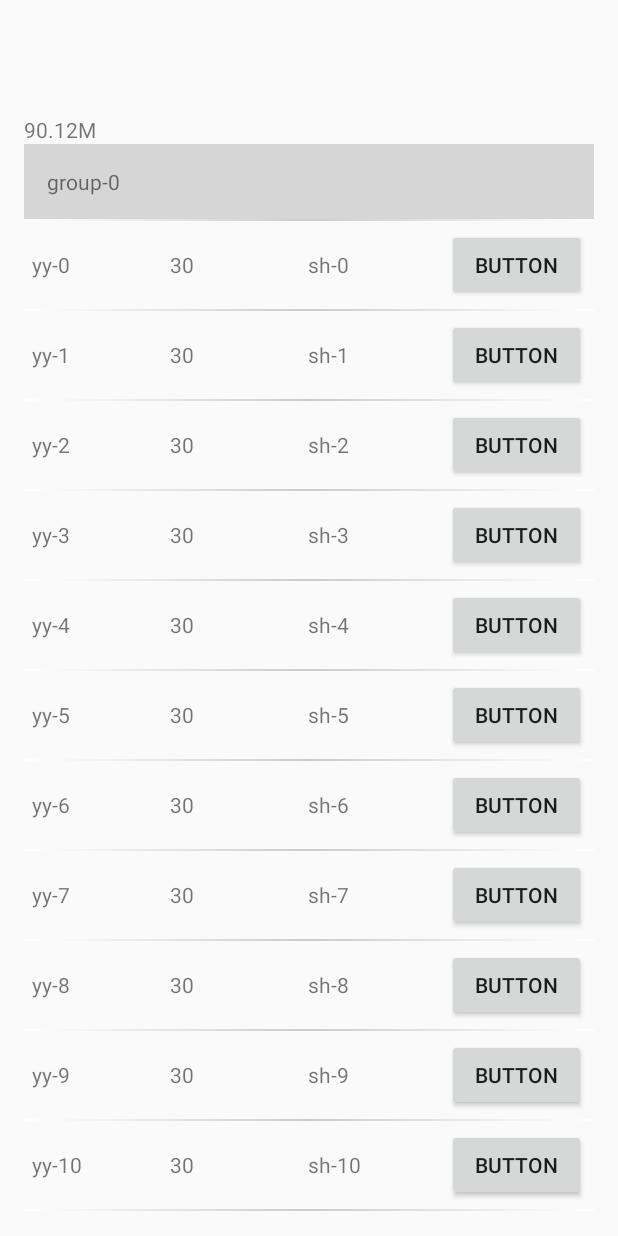
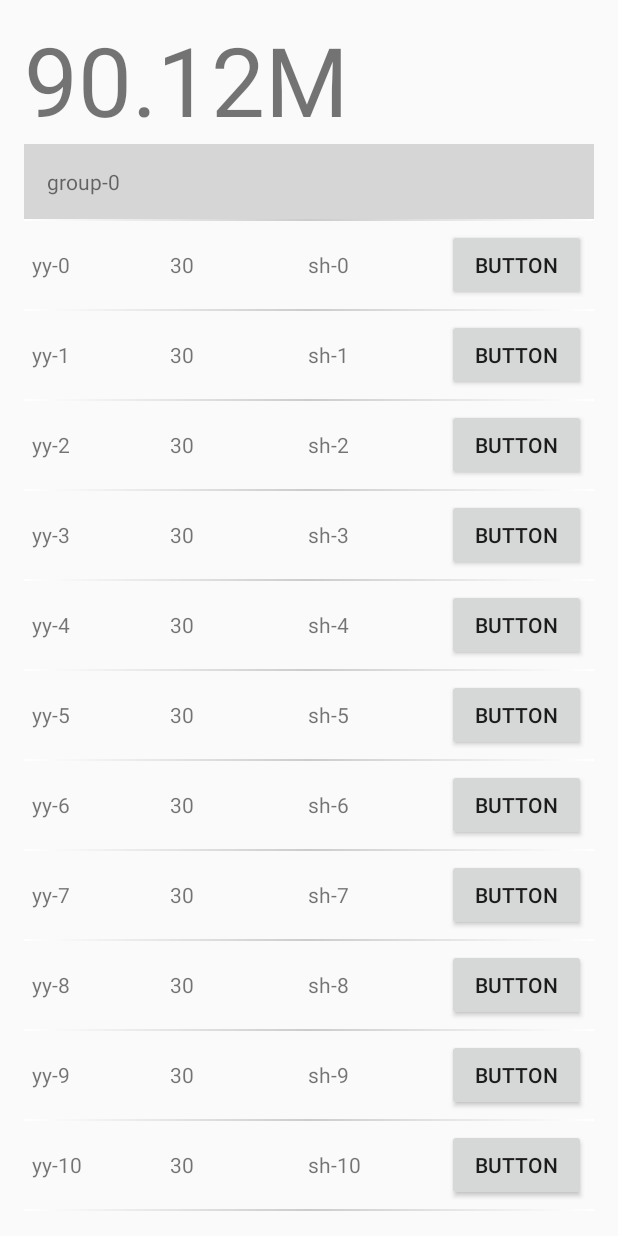
Before and after one commit to chrosyou/androidtest, an Android app: the screen it shows after launch (MainActivity), on a phone screen of 412 x 824 dp. Run offline under Robolectric (Android 15) with nearby library versions, the phone set to English and light mode, and no system bars.

Commit message:
修改了头部字体动画

```diff
--- a/check/MyApplication/app/src/main/java/com/macalyou/murisly/headerlistview/StickyLayout.java
+++ b/check/MyApplication/app/src/main/java/com/macalyou/murisly/headerlistview/StickyLayout.java
@@ -81,7 +81,7 @@ public class StickyLayout extends LinearLayout {
     //字体动画总时间
     private int mAnimationInterval = 200;
     //字体动画绘制间隔
-    private int mDrawInterval = 15;
+    private int mDrawInterval = 12;
 
     private boolean mIsSticky = true;
     private boolean mInitDataSucceed = false;
@@ -197,8 +197,8 @@ public class StickyLayout extends LinearLayout {
             if (DEBUG) {
                 Log.d(TAG, "mHeaderHeight=" + mHeaderHeight + "  deltaY=" + deltaY + "  mlastY=" + mLastY);
             }
-            mHeaderHeight += deltaY;
-            setHeaderHeight(mHeaderHeight);
+            //mHeaderHeight += deltaY;
+            //setHeaderHeight(mHeaderHeight);
             break;
         }
         case MotionEvent.ACTION_UP: {
@@ -300,6 +300,7 @@ public class StickyLayout extends LinearLayout {
             mHeader.getLayoutParams().height = height;
             TextView tvTitle = (TextView)mHeader.findViewById(R.id.tvTitle);
             tvTitle.setTextSize((int)(height * 0.4));
+            Log.d(TAG, "setTextSizeheight=" + height * 0.4);
             mHeader.requestLayout();
             mHeaderHeight = height;
         } else {
--- a/check/MyApplication/app/src/main/res/layout/activity_main.xml
+++ b/check/MyApplication/app/src/main/res/layout/activity_main.xml
@@ -24,6 +24,7 @@
                 android:layout_width="wrap_content"
                 android:layout_height="fill_parent"
                 android:text="90.12M"
+                android:textSize="64dp"
                 android:gravity="bottom"
                 />
 
```
